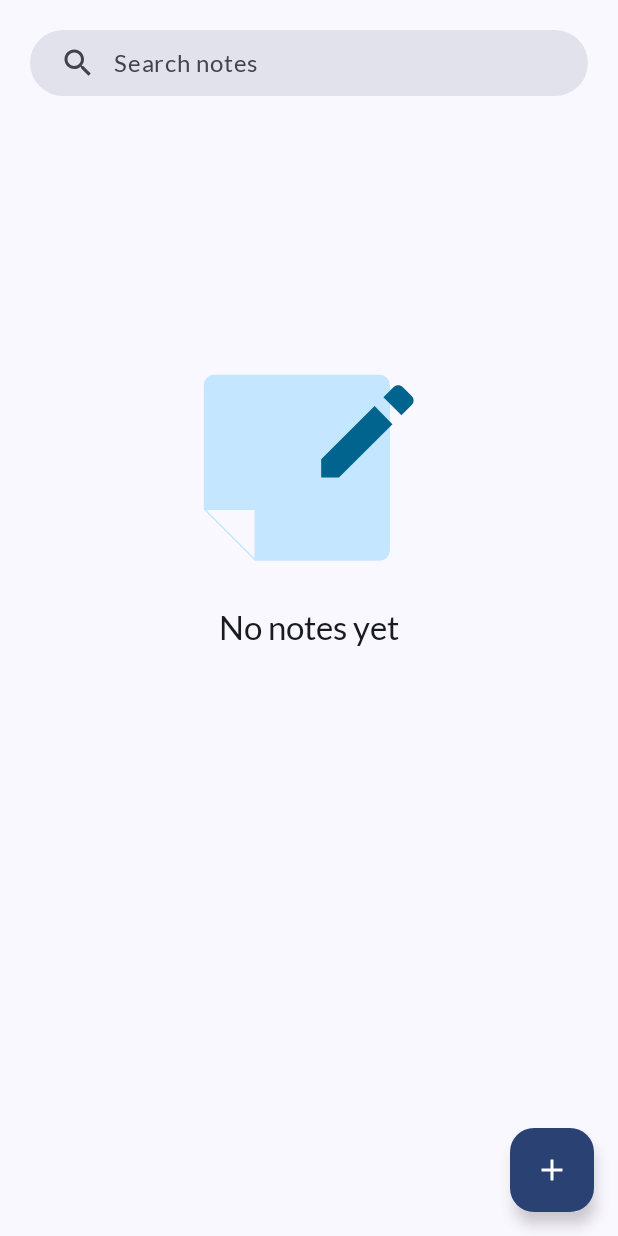
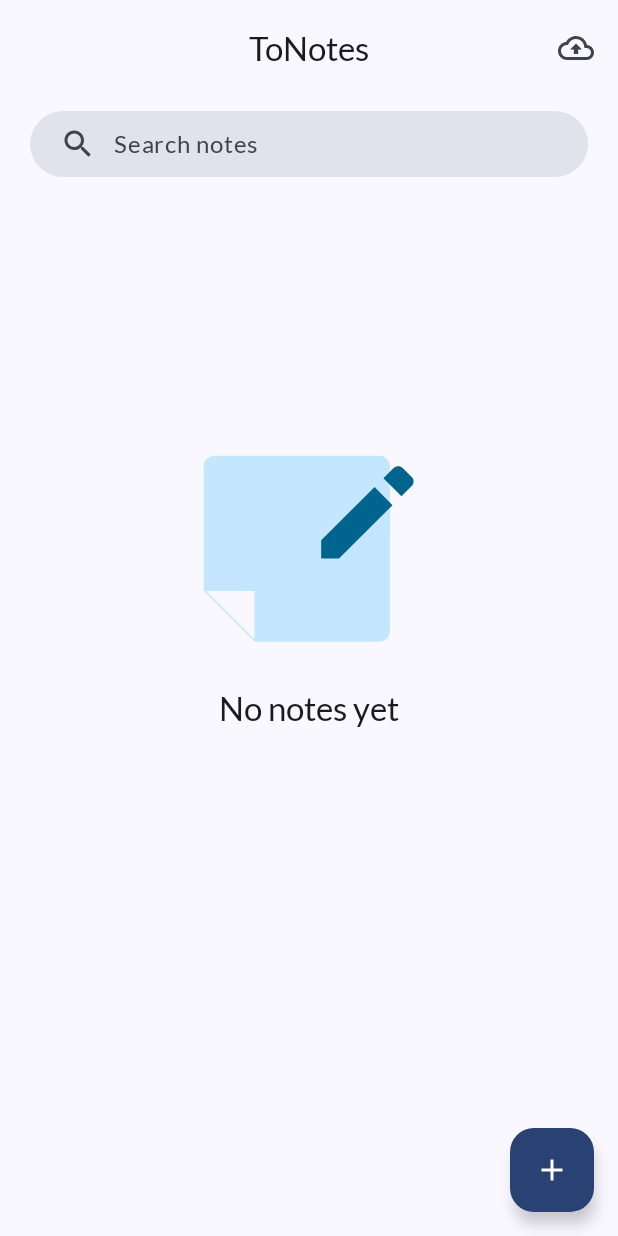
Before and after one commit to ajailani4/tonotes, an Android app built with Jetpack Compose: the screen it shows after launch (MainActivity), on a phone screen of 412 x 824 dp. Run offline under Robolectric (Android 15) with nearby library versions, the phone set to English and light mode, and no system bars; our stand-ins replace Dagger/Hilt's generated code, Room's generated code.

Commit message:
Add back up notes icon

```diff
--- a/buildSrc/src/main/java/Compose.kt
+++ b/buildSrc/src/main/java/Compose.kt
@@ -11,6 +11,7 @@ object Compose {
     const val uiToolingPreview = "androidx.compose.ui:ui-tooling-preview:$composeVersion"
     const val uiTooling = "androidx.compose.ui:ui-tooling:$composeVersion"
     const val material3 = "androidx.compose.material3:material3:$material3Version"
+    const val extMaterialIcons = "androidx.compose.material:material-icons-extended:$composeVersion"
     const val navigation = "androidx.navigation:navigation-compose:$navigationVersion"
     const val hiltNavigation = "androidx.hilt:hilt-navigation-compose:$hiltNavigationVersion"
     const val uiTestJUnit4 = "androidx.compose.ui:ui-test-junit4:$composeVersion"
--- a/build_compose.gradle
+++ b/build_compose.gradle
@@ -43,6 +43,7 @@ dependencies {
     implementation(Compose.activity)
     implementation(Compose.ui)
     implementation(Compose.material3)
+    implementation(Compose.extMaterialIcons)
     implementation(Compose.uiToolingPreview)
     implementation(Compose.navigation)
     implementation(Compose.hiltNavigation)
--- a/core/src/main/res/values/strings.xml
+++ b/core/src/main/res/values/strings.xml
@@ -1,5 +1,6 @@
 <?xml version="1.0" encoding="utf-8"?>
 <resources>
+    <string name="app_name">ToNotes</string>
     <string name="search_notes">Search notes</string>
     <string name="no_notes">No notes yet</string>
     <string name="edit">Edit</string>
--- a/note/note_ui/src/main/java/com/tonotes/note_ui/home/HomeScreen.kt
+++ b/note/note_ui/src/main/java/com/tonotes/note_ui/home/HomeScreen.kt
@@ -13,7 +13,9 @@ import androidx.compose.foundation.text.KeyboardActions
 import androidx.compose.foundation.text.KeyboardOptions
 import androidx.compose.material.icons.Icons
 import androidx.compose.material.icons.filled.Add
+import androidx.compose.material.icons.filled.CloudUpload
 import androidx.compose.material.icons.filled.Search
+import androidx.compose.material.icons.outlined.CloudUpload
 import androidx.compose.material3.*
 import androidx.compose.runtime.*
 import androidx.compose.ui.Alignment
@@ -58,6 +60,24 @@ fun HomeScreen(
 
     Scaffold(
         snackbarHost = { SnackbarHost(hostState = snackbarHostState) },
+        topBar = {
+            CenterAlignedTopAppBar(
+                title = {
+                    Text(text = stringResource(id = R.string.app_name))
+                },
+                actions = {
+                    IconButton(onClick = { /*TODO*/ }) {
+                        Icon(
+                            imageVector = Icons.Outlined.CloudUpload,
+                            contentDescription = "Back up icon"
+                        )
+                    }
+                },
+                colors = TopAppBarDefaults.centerAlignedTopAppBarColors(
+                    containerColor = MaterialTheme.colorScheme.background
+                )
+            )
+        },
         floatingActionButton = {
             FloatingActionButton(
                 containerColor = MaterialTheme.colorScheme.primary,
@@ -73,7 +93,14 @@ fun HomeScreen(
         },
     ) { innerPadding ->
         Box(modifier = Modifier.padding(innerPadding)) {
-            LazyColumn(contentPadding = PaddingValues(20.dp)) {
+            LazyColumn(
+                contentPadding = PaddingValues(
+                    top = 10.dp,
+                    bottom = 20.dp,
+                    start = 20.dp,
+                    end = 20.dp
+                )
+            ) {
                 item {
                     SearchTextField(
                         onEvent = onEvent,
--- a/note/note_ui/src/main/java/com/tonotes/note_ui/note_detail/NoteDetailScreen.kt
+++ b/note/note_ui/src/main/java/com/tonotes/note_ui/note_detail/NoteDetailScreen.kt
@@ -101,7 +101,10 @@ fun NoteDetailScreen(
                             }
                         )
                     }
-                }
+                },
+                colors = TopAppBarDefaults.smallTopAppBarColors(
+                    containerColor = MaterialTheme.colorScheme.background
+                )
             )
         }
     ) { innerPadding ->
```
Also changed, not shown: 1 other file.
